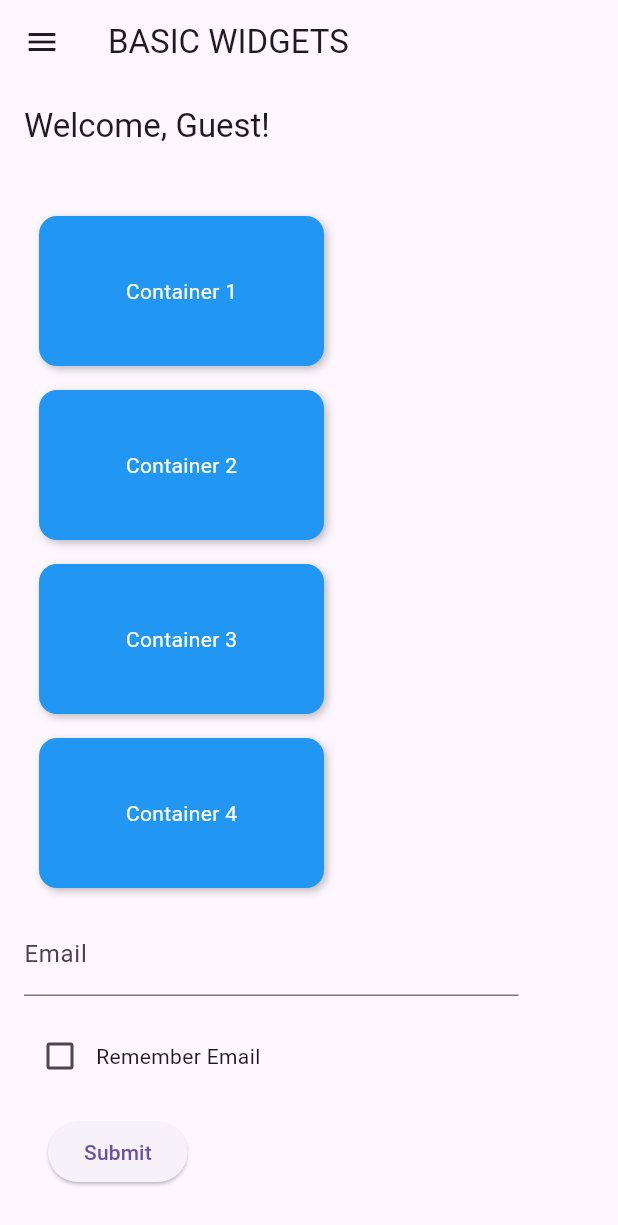
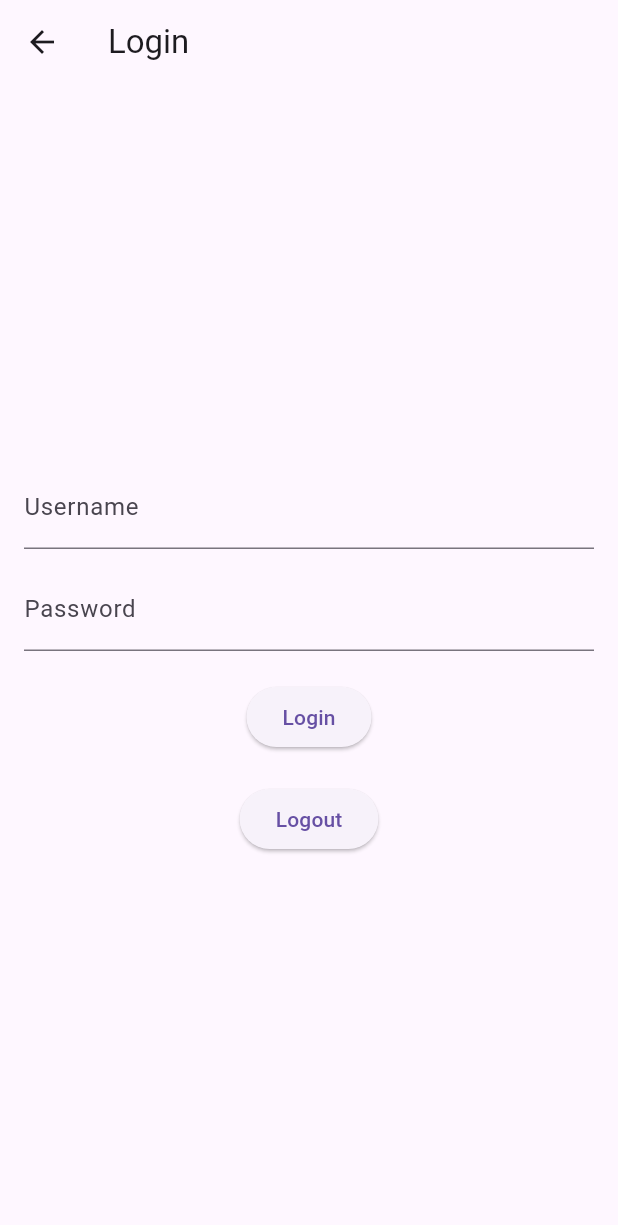
Before and after one commit to kawinphonklam/solo_flutter_leveling, a Flutter app: the screen it shows after launch, on a phone screen of 412 x 824 dp. Shown: the top 1225 px of the screen. Run offline on Flutter 3.47's test engine with Material 3 defaults, Android fonts, the phone set to English and light mode, and no system bars; our stand-ins replace fl_chart, flutter_html, flutter_riverpod, flutter_secure_storage, shared_preferences.

Commit message:
Learn list, fl_chart, local storage and flutter secure storage

```diff
--- /dev/null
+++ b/devtools_options.yaml
@@ -0,0 +1,3 @@
+description: This file stores settings for Dart & Flutter DevTools.
+documentation: https://docs.flutter.dev/tools/devtools/extensions#configure-extension-enablement-states
+extensions:
--- a/lib/main.dart
+++ b/lib/main.dart
@@ -1,32 +1,52 @@
 import 'package:flutter/material.dart';
-import 'screens/nav_screen.dart';
 import 'package:flutter_riverpod/flutter_riverpod.dart';
+import 'package:shared_preferences/shared_preferences.dart';
+import 'package:flutter_secure_storage/flutter_secure_storage.dart';
 
-import 'screens/home_screen.dart';
-import 'screens/profile_screen.dart';
-import 'screens/http_screen.dart';
-import 'screens/http_joke_screen.dart';
+import 'routes/routes.dart';
 
-void main() {
-  runApp(ProviderScope(child: MyApp()));
+// Secure storage instance (used directly in screens or via services)
+final storage = FlutterSecureStorage();
+
+// Riverpod provider for SharedPreferences (injected globally)
+final sharedPreferencesProvider = Provider<SharedPreferences>((ref) {
+  throw UnimplementedError(); // will be overridden in main()
+});
+
+void main() async {
+  WidgetsFlutterBinding.ensureInitialized();
+
+  final prefs = await SharedPreferences.getInstance();
+  final token = await storage.read(key: 'token');
+  final hasName = prefs.getString('name')?.isNotEmpty ?? false;
+
+  // Determine where to start
+  final initialRoute = (token != null && hasName)
+      ? AppRoutes.initialRoute
+      : AppRoutes.loginRoute;
+
+  runApp(
+    ProviderScope(
+      overrides: [
+        sharedPreferencesProvider.overrideWithValue(prefs),
+      ],
+      child: MyApp(initialRoute: initialRoute),
+    ),
+  );
 }
 
 class MyApp extends StatelessWidget {
-  const MyApp({super.key});
+  final String initialRoute;
+
+  const MyApp({super.key, required this.initialRoute});
 
   @override
   Widget build(BuildContext context) {
     return MaterialApp(
       title: 'Flutter App',
       theme: ThemeData(primarySwatch: Colors.blue),
-      initialRoute: '/',
-      routes: {
-        '/': (context) => const NavScreen(),
-        '/home': (context) => const HomeScreen(),
-        '/profile': (context) => ProfileScreen(),
-        '/http': (context) => const HTTPScreen(),
-        '/http_joke': (context) => const HTTPJokeScreen(),
-      },
+      initialRoute: initialRoute,
+      routes: AppRoutes.routes,
     );
   }
 }
--- /dev/null
+++ b/lib/routes/routes.dart
@@ -0,0 +1,35 @@
+import 'package:flutter/material.dart';
+
+import '../screens/nav_screen.dart';
+import '../screens/home_screen.dart';
+import '../screens/profile_screen.dart';
+import '../screens/http_screen.dart';
+import '../screens/http_joke_screen.dart';
+import '../screens/listview_screen.dart';
+import '../screens/chart_screen.dart';
+import '../screens/shared_preferences_screen.dart';
+import '../screens/login_screen.dart';
+
+class AppRoutes {
+  static const initialRoute = '/';
+  static const homeRoute = '/home';
+  static const profileRoute = '/profile';
+  static const httpRoute = '/http';
+  static const httpJokeRoute = '/http_joke';
+  static const listviewRoute = '/listview';
+  static const chartRoute = '/chart';
+  static const sharedPreferencesRoute = '/shared_preferences';
+  static const loginRoute = '/login';
+
+  static Map<String, Widget Function(BuildContext)> routes = {
+    initialRoute: (context) => const NavScreen(),
+    homeRoute: (context) => const HomeScreen(),
+    profileRoute: (context) => ProfileScreen(),
+    httpRoute: (context) => const HTTPScreen(),
+    httpJokeRoute: (context) => const HTTPJokeScreen(),
+    listviewRoute: (context) => const PostListScreen(),
+    chartRoute: (context) => const BitcoinPriceChart(),
+    sharedPreferencesRoute: (context) => const SharedPreferencesScreen(),
+    loginRoute: (context) => const LoginScreen(),
+  };
+}
--- a/lib/screens/home_screen.dart
+++ b/lib/screens/home_screen.dart
@@ -23,9 +23,7 @@ class _HomeScreenState extends ConsumerState<HomeScreen> {
 
   @override
   Widget build(BuildContext context) {
-    final name = ref.watch(nameProvider);
     return Scaffold(
-      appBar: AppBar(title: Text('Welcome, $name!')),
       body: Form(
         key: _formKey,
         child: SingleChildScrollView(
--- /dev/null
+++ b/lib/screens/login_screen.dart
@@ -0,0 +1,101 @@
+import 'package:flutter/material.dart';
+import 'package:flutter_riverpod/flutter_riverpod.dart';
+import '../main.dart'; // for sharedPreferencesProvider
+import 'nav_screen.dart';
+
+class LoginScreen extends ConsumerStatefulWidget {
+  const LoginScreen({super.key});
+
+  @override
+  ConsumerState<LoginScreen> createState() => _LoginScreenState();
+}
+
+class _LoginScreenState extends ConsumerState<LoginScreen> {
+  final _usernameController = TextEditingController();
+  final _passwordController = TextEditingController();
+  String errorMessage = '';
+
+  @override
+  void dispose() {
+    _usernameController.dispose();
+    _passwordController.dispose();
+    super.dispose();
+  }
+
+  Future<void> login() async {
+    final username = _usernameController.text.trim();
+    final password = _passwordController.text;
+
+    // Simple mock login check
+    if (username == 'tong' && password == 'tong') {
+      // Save token in secure storage
+      await storage.write(key: 'token', value: 'secure_token_example');
+
+      // Save name in SharedPreferences via Riverpod
+      final prefs = ref.read(sharedPreferencesProvider);
+      await prefs.setString('name', username);
+
+      // Navigate to home screen
+      Navigator.pushReplacement(
+        context,
+        MaterialPageRoute(builder: (_) => const NavScreen()),
+      );
+    } else {
+      setState(() {
+        errorMessage = 'Invalid username or password';
+      });
+    }
+  }
+
+  Future<void> logout() async {
+    await storage.delete(key: 'token');
+    await ref.read(sharedPreferencesProvider).remove('name');
+    Navigator.pushReplacement(
+      context,
+      MaterialPageRoute(builder: (_) => const LoginScreen()),
+    );
+  }
+
+  @override
+  Widget build(BuildContext context) {
+    return Scaffold(
+      appBar: AppBar(title: const Text('Login')),
+      body: Padding(
+        padding: const EdgeInsets.all(16),
+        child: Column(
+          mainAxisAlignment: MainAxisAlignment.center,
+          children: [
+            TextField(
+              controller: _usernameController,
+              decoration: const InputDecoration(labelText: 'Username'),
+            ),
+            const SizedBox(height: 12),
+            TextField(
+              controller: _passwordController,
+              obscureText: true,
+              decoration: const InputDecoration(labelText: 'Password'),
+            ),
+            const SizedBox(height: 20),
+            ElevatedButton(
+              onPressed: login,
+              child: const Text('Login'),
+            ),
+            if (errorMessage.isNotEmpty)
+              Padding(
+                padding: const EdgeInsets.only(top: 12),
+                child: Text(
+                  errorMessage,
+                  style: const TextStyle(color: Colors.red),
+                ),
+              ),
+            const SizedBox(height: 20),
+            ElevatedButton(
+              onPressed: logout,
+              child: const Text('Logout'),
+            ),
+          ],
+        ),
+      ),
+    );
+  }
+}
--- a/pubspec.yaml
+++ b/pubspec.yaml
@@ -37,6 +37,11 @@ dependencies:
   flutter_riverpod: ^2.6.1
   riverpod_annotation: ^2.6.1
   http: ^1.4.0
+  flutter_html: ^3.0.0
+  intl: ^0.20.2
+  fl_chart: ^1.0.0
+  shared_preferences: ^2.5.3
+  flutter_secure_storage: ^4.2.1
 
 dev_dependencies:
   flutter_test:
```
Also changed, not shown: lib/screens/chart_screen.dart (added, +74 -0 lines), lib/screens/listview_screen.dart (added, +77 -0 lines), lib/screens/nav_screen.dart (+30 -6 lines), lib/screens/post_detail_screen.dart (added, +43 -0 lines), lib/screens/shared_preferences_screen.dart (added, +84 -0 lines), pubspec.lock, 12 other files.
